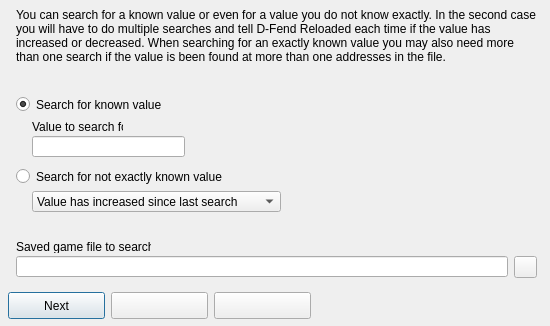
Qt form src/forms/CheatSearchFormUnit.ui (Eldricos/D-Fend-Reborn) before a commit.
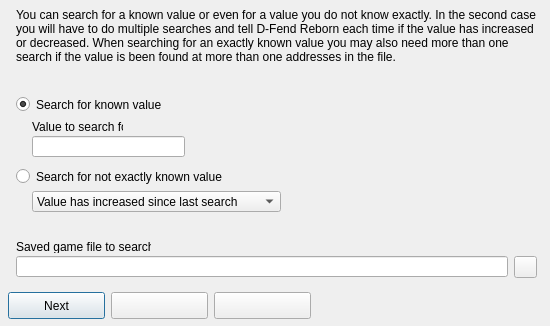
The same form after that commit. The open tabs and pages were chosen to show the change. Icons and pictures are not drawn. Custom widgets are drawn as their Qt base class.

Commit message: Rename to D-Fend Reborn, GitHub update check, Linux data folder, cleanups

```diff
--- a/src/forms/CheatSearchFormUnit.ui
+++ b/src/forms/CheatSearchFormUnit.ui
@@ -76,7 +76,7 @@
         <widget class="QLabel" name="DoSearchLabel">
           <property name="geometry"><rect><x>16</x><y>8</y><width>521</width><height>82</height></rect></property>
           <property name="vclAnchors" stdset="0"><string notr="true">akLeft,akTop,akRight</string></property>
-          <property name="text"><string>You can search for a known value or even for a value you do not know exactly. In the second case you will have to do multiple searches and tell D-Fend Reloaded each time if the value has increased or decreased. When searching for an exactly known value you may also need more than one search if the value is been found at more than one addresses in the file.</string></property>
+          <property name="text"><string>You can search for a known value or even for a value you do not know exactly. In the second case you will have to do multiple searches and tell D-Fend Reborn each time if the value has increased or decreased. When searching for an exactly known value you may also need more than one search if the value is been found at more than one addresses in the file.</string></property>
           <property name="textFormat"><enum>Qt::PlainText</enum></property>
           <property name="wordWrap"><bool>true</bool></property>
           <property name="alignment"><set>Qt::AlignLeft|Qt::AlignTop</set></property>
```
The commit also changes 83 other files.
